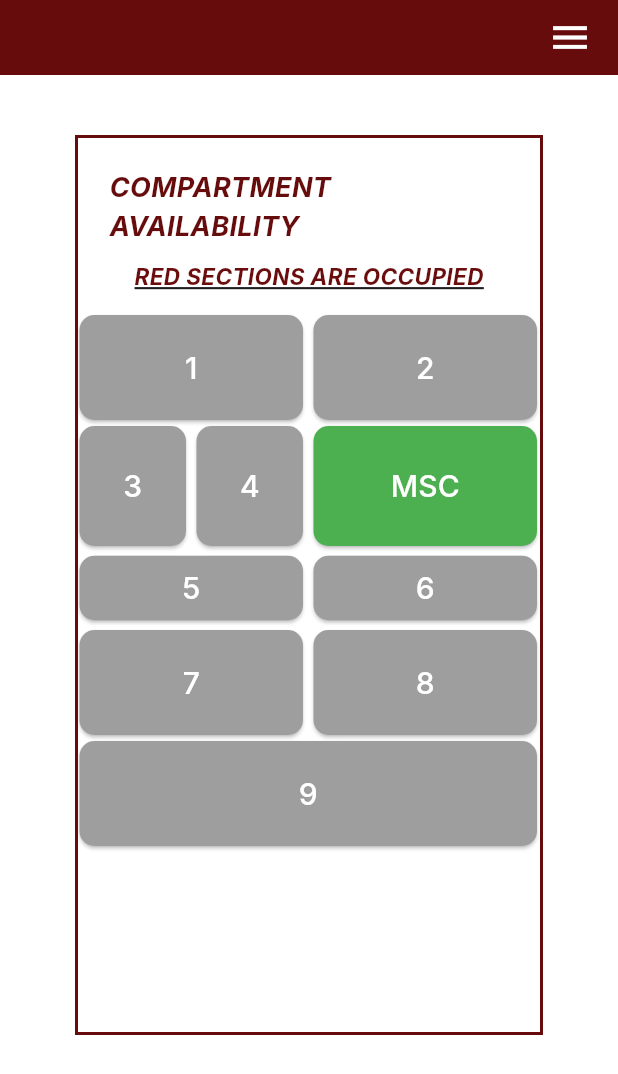
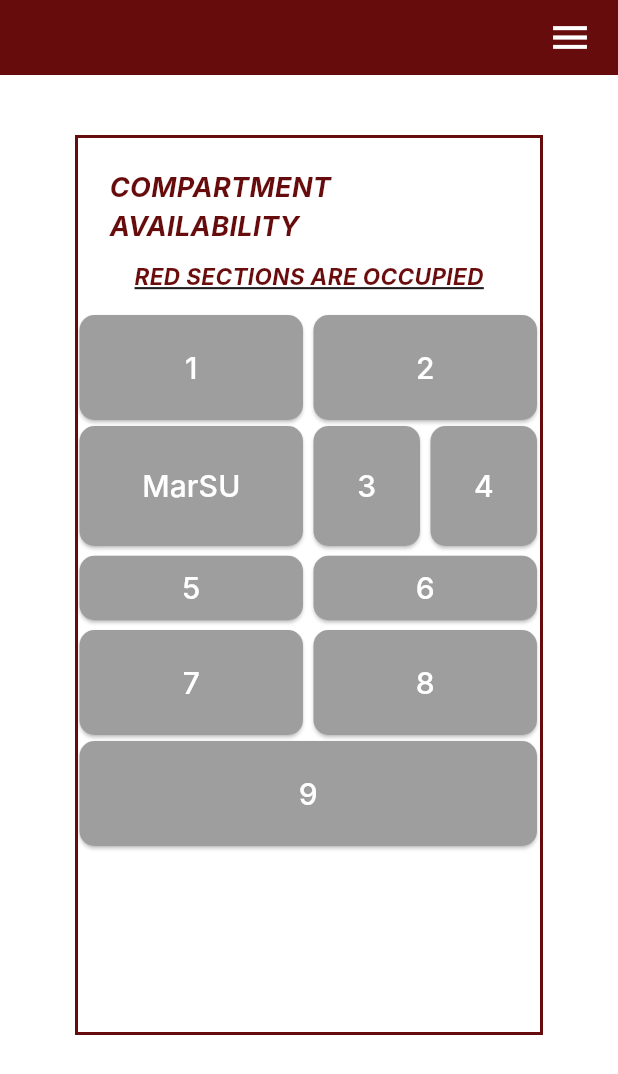
Before and after one commit to ChrisnellJoy19/thesisApp-repo, a Flutter app: the Compartments screen opened directly, on a phone screen of 412 x 824 dp. Shown: the top 1074 px of the screen. Run offline on Flutter 3.47's test engine with Material 3 defaults, Android fonts, the phone set to English and light mode, and no system bars; our stand-ins replace cloud_firestore, firebase_core; accounts and stored records are empty; Roboto replaces fonts that are missing (Inter).

Commit message:
locker appearance in compartment availability

```diff
--- a/lib/pages/compartments.dart
+++ b/lib/pages/compartments.dart
@@ -135,6 +135,13 @@ class _CompartmentsState extends State<Compartments> {
                             const SizedBox(height: 4, width: 7),
                             Row(
                               children: [
+                                const LockerCard(
+                                  width: 149,
+                                  height: 80,
+                                  text: "MarSU",
+                                  status: "default",
+                                ),
+                                const SizedBox(width: 7),
                                 LockerCard(
                                   width: 71,
                                   height: 80,
@@ -147,13 +154,6 @@ class _CompartmentsState extends State<Compartments> {
                                   height: 80,
                                   text: "4",
                                   status: compartmentStatuses["4"] ?? "",
-                                ),
-                                const SizedBox(width: 7),
-                                const LockerCard(
-                                  width: 149,
-                                  height: 80,
-                                  text: "MSC",
-                                  status: "available",
                                 ),
                               ],
                             ),
```
